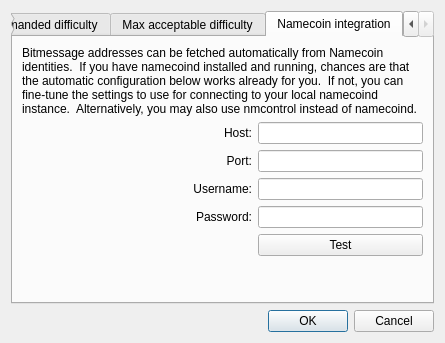
First picture: the form in src/bitmessageqt/settings.ui, repository Bitmessage/PyBitmessage, before the edit.
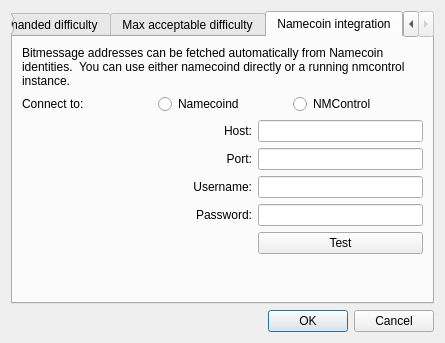
Second picture: the form after the edit. The open tabs and pages were chosen to show the change.

Commit message:
Support NMControl.
Optionally support querying nmcontrol instead of namecoind,
including UI for selecting the preference.

The edit to the form file:
```diff
--- a/src/bitmessageqt/settings.ui
+++ b/src/bitmessageqt/settings.ui
@@ -496,7 +496,7 @@
        <string>Namecoin integration</string>
       </attribute>
       <layout class="QGridLayout" name="gridLayout_8">
-       <item row="1" column="0">
+       <item row="2" column="0">
         <spacer name="horizontalSpacer_6">
          <property name="orientation">
           <enum>Qt::Horizontal</enum>
@@ -512,14 +512,14 @@
        <item row="0" column="0" colspan="3">
         <widget class="QLabel" name="label_16">
          <property name="text">
-          <string>Bitmessage addresses can be fetched automatically from Namecoin identities.  If you have namecoind installed and running, chances are that the automatic configuration below works already for you.  If not, you can fine-tune the settings to use for connecting to your local namecoind instance.  Alternatively, you may also use nmcontrol instead of namecoind.</string>
+          <string>Bitmessage addresses can be fetched automatically from Namecoin identities.  You can use either namecoind directly or a running nmcontrol instance.</string>
          </property>
          <property name="wordWrap">
           <bool>true</bool>
          </property>
         </widget>
        </item>
-       <item row="1" column="1">
+       <item row="2" column="1">
         <widget class="QLabel" name="label_17">
          <property name="text">
           <string>Host:</string>
@@ -529,10 +529,10 @@
          </property>
         </widget>
        </item>
-       <item row="1" column="2">
+       <item row="2" column="2">
         <widget class="QLineEdit" name="lineEditNamecoinHost"/>
        </item>
-       <item row="2" column="0">
+       <item row="3" column="0">
         <spacer name="horizontalSpacer_7">
          <property name="orientation">
           <enum>Qt::Horizontal</enum>
@@ -545,8 +545,24 @@
          </property>
         </spacer>
        </item>
-       <item row="2" column="1">
+       <item row="4" column="0">
+        <spacer name="horizontalSpacer_8">
+         <property name="orientation">
+          <enum>Qt::Horizontal</enum>
+         </property>
+         <property name="sizeHint" stdset="0">
+          <size>
+           <width>40</width>
+           <height>20</height>
+          </size>
+         </property>
+        </spacer>
+       </item>
+       <item row="3" column="1">
         <widget class="QLabel" name="label_18">
+         <property name="enabled">
+          <bool>true</bool>
+         </property>
          <property name="text">
           <string>Port:</string>
          </property>
@@ -555,10 +571,10 @@
          </property>
         </widget>
        </item>
-       <item row="2" column="2">
+       <item row="3" column="2">
         <widget class="QLineEdit" name="lineEditNamecoinPort"/>
        </item>
-       <item row="7" column="1">
+       <item row="8" column="1">
         <spacer name="verticalSpacer_4">
          <property name="orientation">
           <enum>Qt::Vertical</enum>
@@ -571,21 +587,8 @@
          </property>
         </spacer>
        </item>
-       <item row="3" column="0">
-        <spacer name="horizontalSpacer_8">
-         <property name="orientation">
-          <enum>Qt::Horizontal</enum>
-         </property>
-         <property name="sizeHint" stdset="0">
-          <size>
-           <width>40</width>
-           <height>20</height>
-          </size>
-         </property>
-        </spacer>
-       </item>
-       <item row="3" column="1">
-        <widget class="QLabel" name="label_19">
+       <item row="4" column="1">
+        <widget class="QLabel" name="labelNamecoinUser">
          <property name="text">
           <string>Username:</string>
          </property>
@@ -594,10 +597,10 @@
          </property>
         </widget>
        </item>
-       <item row="3" column="2">
+       <item row="4" column="2">
         <widget class="QLineEdit" name="lineEditNamecoinUser"/>
        </item>
-       <item row="4" column="0">
+       <item row="5" column="0">
         <spacer name="horizontalSpacer_9">
          <property name="orientation">
           <enum>Qt::Horizontal</enum>
@@ -610,8 +613,8 @@
          </property>
         </spacer>
        </item>
-       <item row="4" column="1">
-        <widget class="QLabel" name="label_20">
+       <item row="5" column="1">
+        <widget class="QLabel" name="labelNamecoinPassword">
          <property name="text">
           <string>Password:</string>
          </property>
@@ -620,7 +623,7 @@
          </property>
         </widget>
        </item>
-       <item row="4" column="2">
+       <item row="5" column="2">
         <widget class="QLineEdit" name="lineEditNamecoinPassword">
          <property name="inputMethodHints">
           <set>Qt::ImhHiddenText|Qt::ImhNoAutoUppercase|Qt::ImhNoPredictiveText</set>
@@ -630,20 +633,45 @@
          </property>
         </widget>
        </item>
-       <item row="6" column="0" colspan="2">
+       <item row="7" column="0" colspan="2">
         <widget class="QLabel" name="labelNamecoinTestResult">
          <property name="text">
           <string/>
          </property>
         </widget>
        </item>
-       <item row="6" column="2">
+       <item row="7" column="2">
         <widget class="QPushButton" name="pushButtonNamecoinTest">
          <property name="text">
           <string>Test</string>
          </property>
         </widget>
        </item>
+       <item row="1" column="0" colspan="3">
+        <layout class="QHBoxLayout" name="horizontalLayout">
+         <item>
+          <widget class="QLabel" name="label_21">
+           <property name="text">
+            <string>Connect to:</string>
+           </property>
+          </widget>
+         </item>
+         <item>
+          <widget class="QRadioButton" name="radioButtonNamecoinNamecoind">
+           <property name="text">
+            <string>Namecoind</string>
+           </property>
+          </widget>
+         </item>
+         <item>
+          <widget class="QRadioButton" name="radioButtonNamecoinNmcontrol">
+           <property name="text">
+            <string>NMControl</string>
+           </property>
+          </widget>
+         </item>
+        </layout>
+       </item>
       </layout>
      </widget>
     </widget>
```
The commit also changes 3 other files.
